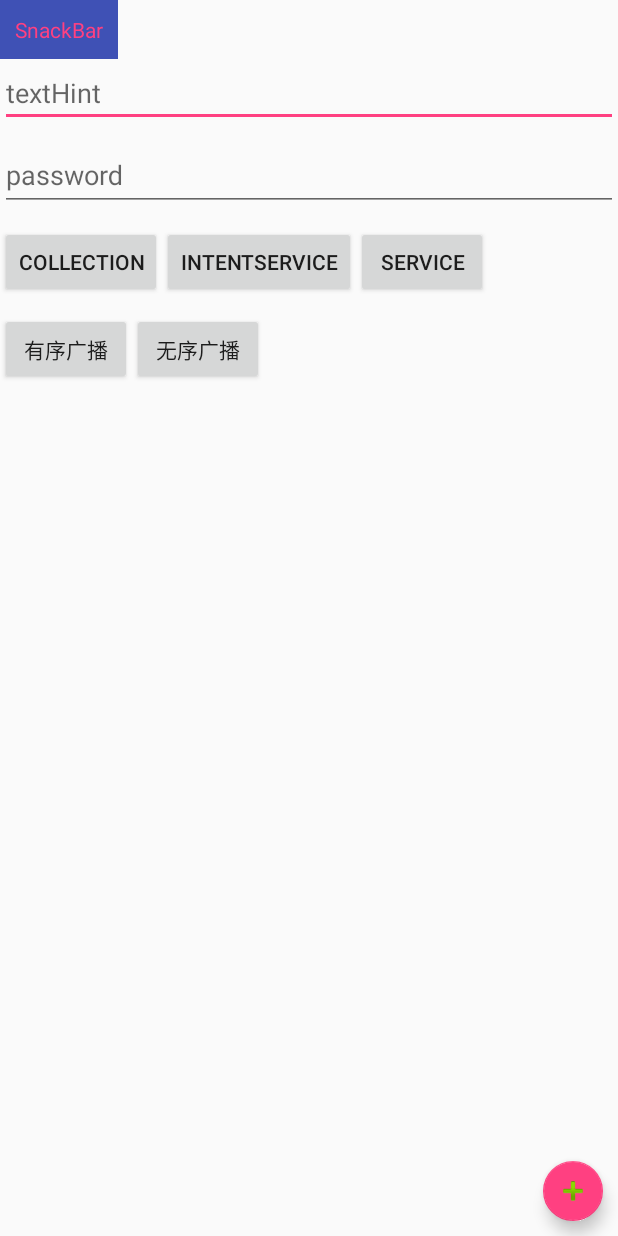
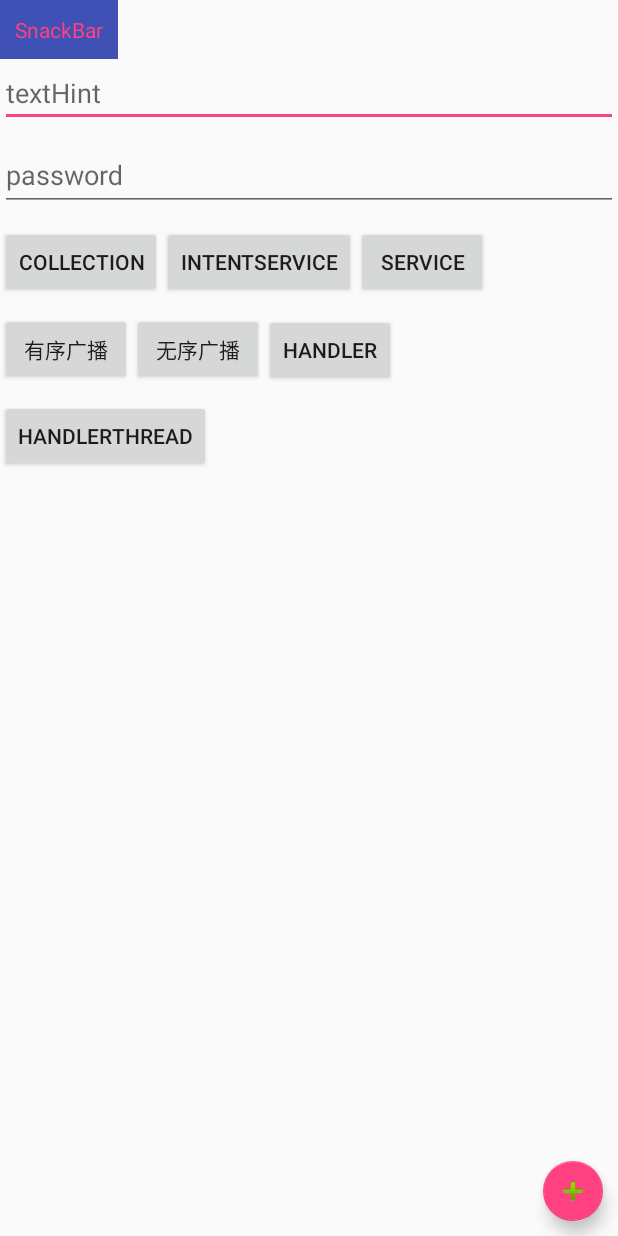
Before and after one commit to shaoxuefei/TizzyD, an Android app: the Main2Activity screen opened directly, with no data from a screen before it, on a phone screen of 412 x 824 dp. Run offline under Robolectric (Android 15) with nearby library versions, the phone set to English and light mode, and no system bars.

Commit message:
handler-handlerThread

```diff
--- a/app/src/main/java/com/shanlin/sxf/Main2Activity.java
+++ b/app/src/main/java/com/shanlin/sxf/Main2Activity.java
@@ -1,7 +1,10 @@
 package com.shanlin.sxf;
 
 import android.content.Intent;
+import android.content.IntentFilter;
 import android.os.Handler;
+import android.os.HandlerThread;
+import android.os.Looper;
 import android.os.Message;
 import android.support.design.widget.FloatingActionButton;
 import android.support.design.widget.Snackbar;
@@ -16,7 +19,9 @@ import android.view.View;
 import android.widget.Button;
 import android.widget.EditText;
 import android.widget.TextView;
+import android.widget.Toast;
 
+import com.shanlin.sxf.broadcast.MyBroadCastBReceive;
 import com.shanlin.sxf.service.MyIntentService;
 import com.shanlin.sxf.service.MyService;
 
@@ -26,7 +31,11 @@ public class Main2Activity extends AppCompatActivity implements View.OnClickList
     private EditText editText;
     private TextInputLayout textInputLayout;
     private FloatingActionButton floatButton;
-    private Button collection,intentService,service,broadCast,broadOrderCast;
+    private Button collection,intentService,service,broadCast,broadOrderCast,threadButton,handlerThread;
+    private MyHandler myHandler;
+    private Handler handler;
+    private MyRunable myRunable;
+    private Thread thread;
     @Override
     protected void onCreate(Bundle savedInstanceState) {
         super.onCreate(savedInstanceState);
@@ -35,6 +44,18 @@ public class Main2Activity extends AppCompatActivity implements View.OnClickList
     }
 
     private void initView(){
+        handler=new Handler(new Handler.Callback() {
+            @Override
+            public boolean handleMessage(Message msg) {
+                //在主线程中post(Runnable)--其runnable方法就是主线程，不会走这个handlerMessage回调
+                Log.e("aa","MainThread_HandlerMessageRunnable");
+                return false;
+            }
+        });
+        myRunable=new MyRunable();
+        myHandler=new MyHandler();
+        handlerThread= (Button) findViewById(R.id.handlerThread);
+        threadButton= (Button) findViewById(R.id.thread);
         broadCast= (Button) findViewById(R.id.broadCast);
         broadOrderCast= (Button) findViewById(R.id.orderBroadCast);
         service= (Button) findViewById(R.id.service);
@@ -52,6 +73,8 @@ public class Main2Activity extends AppCompatActivity implements View.OnClickList
         service.setOnClickListener(this);
         broadCast.setOnClickListener(this);
         broadOrderCast.setOnClickListener(this);
+        threadButton.setOnClickListener(this);
+        handlerThread.setOnClickListener(this);
         EditText editText = textInputLayout.getEditText();
         editText.addTextChangedListener(new TextWatcher() {
             @Override
@@ -98,10 +121,10 @@ public class Main2Activity extends AppCompatActivity implements View.OnClickList
         }else if(id==R.id.collection){
             new Miss().useCollection();
         }else if(id==R.id.intentService){
-            MyIntentService.startIntentService(this,new MyHandler());
+            MyIntentService.startIntentService(this,myHandler);
             intentService.setText("upload");
         }else if(id==R.id.service){
-            MyService.startMyService(this,new MyHandler());
+            MyService.startMyService(this,myHandler);
             service.setText("upload");
         }else if(id==R.id.broadCast){
             //广播一般都是通过  隐式意图来发的--这样可以 发送一个广播  导致 多个接受者接受到广播
@@ -109,12 +132,71 @@ public class Main2Activity extends AppCompatActivity implements View.OnClickList
             intent.setAction("com.myBrocaCast");
             sendBroadcast(intent);
         }else if(id==R.id.orderBroadCast){
+            //进行BroadCastReceive的动态注册-
+            MyBroadCastBReceive bReceive=new MyBroadCastBReceive();
+            IntentFilter intentFilter=new IntentFilter();
+            intentFilter.addAction("com.myBrocaCast");//设置接受广播的Action
+            intentFilter.setPriority(100);
+            registerReceiver(bReceive,intentFilter);
+            //发送广播
             Intent intent=new Intent();
             intent.setAction("com.myBrocaCast");
             sendOrderedBroadcast(intent,null);
+        }else if(id==R.id.thread){
+            //1.0
+            thread=new Thread(new Runnable() {
+                @Override
+                public void run() {
+                    Toast.makeText(Main2Activity.this,"Thread",Toast.LENGTH_SHORT).show();
+                }
+            });
+            thread.start();
+            //2.0
+            myHandler.sendEmptyMessage(3);
+            //3.0
+            //通过Handler2s后开始走这个回调
+            handler.postDelayed(myRunable,2000);
+            //这并不是开启线程，只是单纯的post(可以理解为发送)一个空的Message，不含Message对象，然后走一下回调，，这种有个handler.removeCallBack(runable);--可以清空消息队列，如果在子线程中多次重复发消息的话
+            handler.post(myRunable);
+        }else if(id==R.id.handlerThread){
+            //HandlerThread的使用-
+            HandlerThread handlerThr=new HandlerThread("HandlerThread");
+            handlerThr.start();//开启线程
+            Looper looper = handlerThr.getLooper();
+            Handler handler=new Handler(looper, new Handler.Callback() {
+                @Override
+                public boolean handleMessage(Message msg) {
+                    //没有发送Message  不会走这个回调--而且该Handler是在子线程中创建的--所以其handlerMessage()回调也是在子线程中的回调--handlerMessage()的回调线程是个创建Handler的线程在一起
+                    //故 这个回调里也不能更新UI
+                    Log.e("aa","HandlerThread_Runnable_HandlerMessage");
+                    return false;
+                }
+            });//该Handler就是在子线程中生命的Handler---并且  你不需要Looper.prepare();Looper.loop();
+            handlerThread.setText("upload");
+            if(handler!=null) {
+                handler.post(new Runnable() {
+                    @Override
+                    public void run() {
+                        // 子Thread-不能更新UI
+                        //异步请求
+                      Toast.makeText(Main2Activity.this,"异步请求",Toast.LENGTH_SHORT).show();
+
+                    }
+                });
+            }
         }
     }
 
+    class MyRunable implements Runnable{
+
+        @Override
+        public void run() {
+            //MainThread-更新UI--right
+            threadButton.setText("Runnable");
+            Log.e("aa","MainThread_Runnable");
+        }
+
+    }
     class MyHandler extends Handler{
         @Override
         public void handleMessage(Message msg) {
@@ -126,6 +208,10 @@ public class Main2Activity extends AppCompatActivity implements View.OnClickList
                 case 2:
                     service.setText("Success");
                     break;
+                case 3:
+                    //即使Activity销毁--其也不会停止，会继续显示Toast
+                    Toast.makeText(Main2Activity.this,"Handler",Toast.LENGTH_SHORT).show();
+                    break;
             }
             Log.e("aa","handler回调");
         }
@@ -135,5 +221,8 @@ public class Main2Activity extends AppCompatActivity implements View.OnClickList
     public void finish() {
         super.finish();
         overridePendingTransition(0,R.anim.enter_out_anim);
+        myHandler.removeCallbacksAndMessages(null);//清楚Handler以HandlerMessage()回调方式创建的Handler--Message信息
+        handler.removeCallbacks(myRunable);//清楚Handler 以Post(Runable)--方式放的post回调
+        thread.stop();//一般会用HandlerThread来处理线程和其回调，，handler.removeCallbacks(myRunable)：
     }
 }
--- a/app/src/main/java/com/shanlin/sxf/broadcast/MyBroadCastReceive.java
+++ b/app/src/main/java/com/shanlin/sxf/broadcast/MyBroadCastReceive.java
@@ -9,6 +9,7 @@ import android.widget.Toast;
 
 /**
  * Created by Sxf on 2017/9/20.
+ * 生命周期太短--在接收到广播的时候 开始创建，然后在onReceive()方法结束的时候 销毁，故不建议在onReceive()中做耗时操作或者是newThread();
  */
 
 public class MyBroadCastReceive extends BroadcastReceiver{
--- a/app/src/main/res/layout/activity_main2.xml
+++ b/app/src/main/res/layout/activity_main2.xml
@@ -57,10 +57,13 @@
         android:layout_margin="10dp"
         />
     </android.support.design.widget.CoordinatorLayout>
-
     <LinearLayout
         android:layout_width="match_parent"
+        android:orientation="vertical"
         android:layout_below="@+id/linear"
+        android:layout_height="wrap_content">
+    <LinearLayout
+        android:layout_width="match_parent"
         android:id="@+id/linearOne"
         android:layout_marginTop="10dp"
         android:orientation="horizontal"
@@ -89,7 +92,6 @@
     </LinearLayout>
     <LinearLayout
         android:layout_width="match_parent"
-        android:layout_below="@+id/linearOne"
         android:layout_marginTop="10dp"
         android:orientation="horizontal"
         android:layout_height="wrap_content">
@@ -106,5 +108,24 @@
             android:id="@+id/broadCast"
             android:text="无序广播"
             />
+        <Button
+            android:layout_width="wrap_content"
+            android:layout_height="wrap_content"
+            android:text="Handler"
+            android:id="@+id/thread"
+            />
+    </LinearLayout>
+        <LinearLayout
+            android:layout_width="match_parent"
+            android:layout_marginTop="10dp"
+            android:orientation="horizontal"
+            android:layout_height="wrap_content">
+            <Button
+                android:layout_width="wrap_content"
+                android:layout_height="wrap_content"
+                android:text="HandlerThread"
+                android:id="@+id/handlerThread"
+                />
+        </LinearLayout>
     </LinearLayout>
 </RelativeLayout>
```
Also changed, not shown: app/src/main/AndroidManifest.xml (+5 -5 lines).
